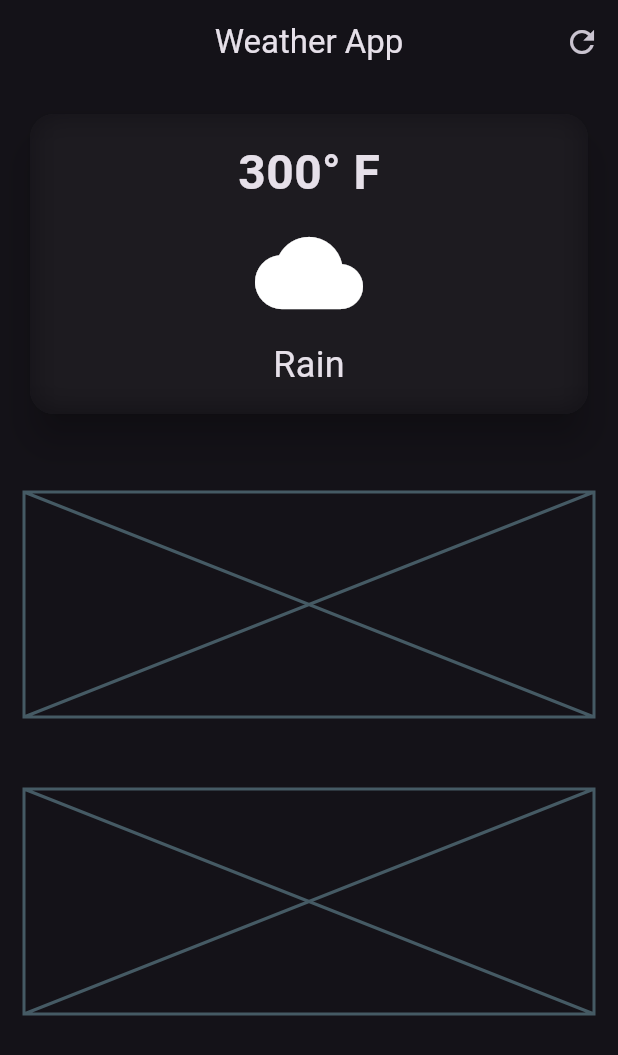
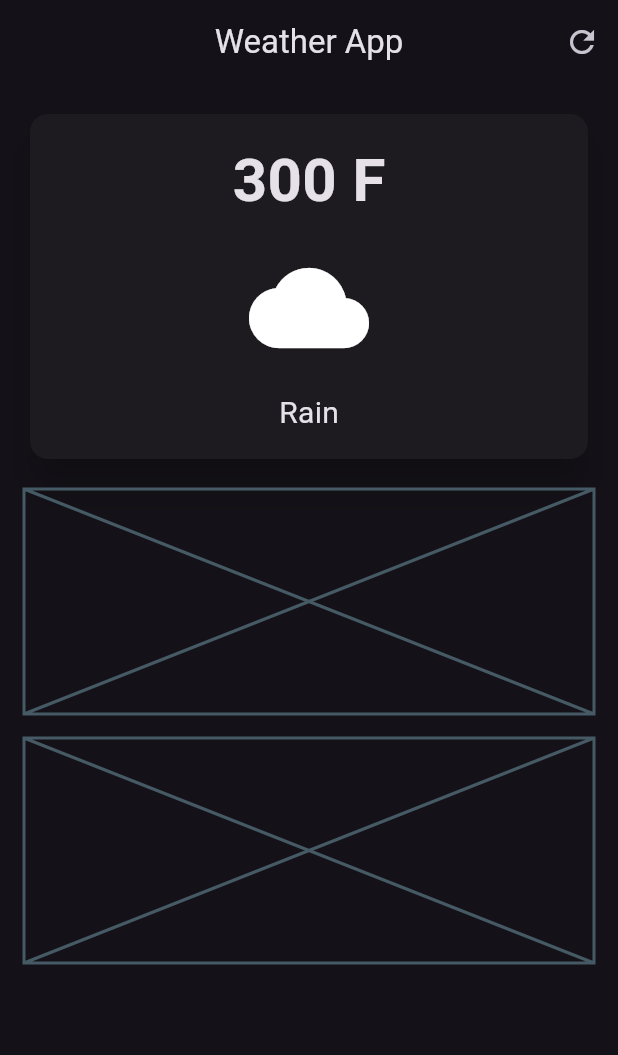
Before and after one commit to TahmidMannanDipu/weather_app, a Flutter app: the screen it shows after launch, after a tap on the "refresh" icon, on a phone screen of 412 x 824 dp. Shown: the top 1055 px of the screen. Run offline on Flutter 3.47's test engine with Material 3 defaults, Android fonts, the phone set to English and light mode, and no system bars.

Commit message:
first commit

```diff
--- a/lib/pages/weather_screen.dart
+++ b/lib/pages/weather_screen.dart
@@ -15,7 +15,7 @@ class WeatherScreen extends StatelessWidget {
         actions: [
           IconButton(
             onPressed: (){
-
+              print("Refresh");
             },
             icon: Icon(Icons.refresh),
           ),
@@ -25,42 +25,29 @@ class WeatherScreen extends StatelessWidget {
       body: Padding(
         padding: const EdgeInsets.all(16.0),
         child: Column(
-          spacing: 16,
           children: [
-
+            // main card
             SizedBox(
               width: double.infinity,
               child: Card(
                 elevation: 10,
-               shape: RoundedRectangleBorder(
-                 borderRadius: BorderRadius.circular(16),
-               ),
-               child: ClipRRect(
-                 borderRadius: BorderRadius.circular(16),
-                 child: BackdropFilter(
-                   filter: ImageFilter.blur(
-                     sigmaX: 10, sigmaY: 10,
-                   ),
                 child: Padding(
-                     padding: const EdgeInsets.symmetric(vertical: 16.0),
+                  padding: const EdgeInsets.all(16.0),
                   child: Column(
-                       spacing: 8,
+                    spacing: 16,
                     children: [
-                         Text("300° F",style: TextStyle(
-                           fontSize: 32,
+                      Text("300 F",
+                      style: TextStyle(
+                        fontSize: 40,
                         fontWeight: FontWeight.bold,
                       ),
                       ),
-                         Icon(
-                           Icons.cloud,
-                           size: 72,
-                         ),
-                         Text("Rain",style: TextStyle(
-                           fontSize: 24,
-                         ),),
-                       ],
+                      const Icon(Icons.cloud,size: 80,),
+                      Text("Rain", style: TextStyle(
+                        fontSize: 20,
                       ),
                       ),
+                    ],
                   ),
                 ),
               ),
```
Lines whose indentation alone changed are shown as unchanged.
